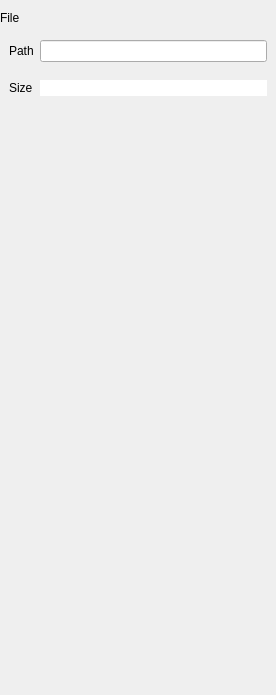
JotaRata/StarTrak-continued, file startrak-ui/qt/layouts/insp_file.ui: the form before one commit.
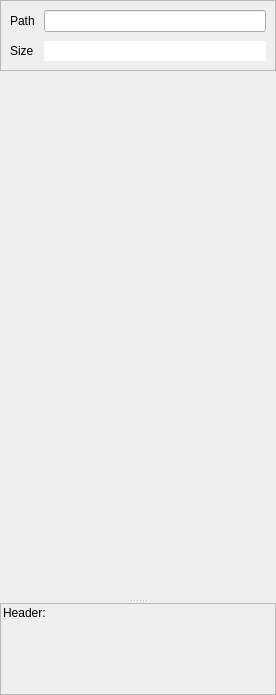
The form after the commit.

Commit message: Type label is now part of InspectorView rather than sub-inspectors Minor fixes

```diff
--- a/startrak-ui/qt/layouts/insp_file.ui
+++ b/startrak-ui/qt/layouts/insp_file.ui
@@ -14,36 +14,33 @@
    <string>Frame</string>
   </property>
   <property name="styleSheet">
-   <string notr="true">QFrame[objectName $= &quot;frame&quot;]{
-	background-color: rgba(255, 255, 255, 20);
-}
-
-QLabel {
-	background-color: rgba(0,0,0,0)
-}</string>
+   <string notr="true"/>
   </property>
   <layout class="QVBoxLayout" name="verticalLayout">
    <property name="leftMargin">
     <number>0</number>
    </property>
+   <property name="topMargin">
+    <number>0</number>
+   </property>
    <property name="rightMargin">
     <number>0</number>
    </property>
+   <property name="bottomMargin">
+    <number>0</number>
+   </property>
    <item>
-    <widget class="QLabel" name="type_label">
+    <widget class="QSplitter" name="splitter">
+     <property name="orientation">
+      <enum>Qt::Vertical</enum>
+     </property>
+     <widget class="QFrame" name="upper">
      <property name="sizePolicy">
-      <sizepolicy hsizetype="Preferred" vsizetype="Maximum">
+       <sizepolicy hsizetype="Preferred" vsizetype="Preferred">
        <horstretch>0</horstretch>
-       <verstretch>0</verstretch>
-      </sizepolicy>
-     </property>
-     <property name="text">
-      <string>File</string>
-     </property>
-    </widget>
-   </item>
-   <item>
-    <widget class="QFrame" name="content">
+        <verstretch>1</verstretch>
+       </sizepolicy>
+      </property>
      <property name="frameShape">
       <enum>QFrame::NoFrame</enum>
      </property>
@@ -60,26 +57,20 @@
       <property name="rightMargin">
        <number>0</number>
       </property>
-      <property name="bottomMargin">
-       <number>0</number>
-      </property>
       <item>
        <widget class="QFrame" name="file_frame">
-        <property name="sizePolicy">
-         <sizepolicy hsizetype="Preferred" vsizetype="Maximum">
-          <horstretch>0</horstretch>
-          <verstretch>0</verstretch>
-         </sizepolicy>
-        </property>
         <property name="frameShape">
-         <enum>QFrame::NoFrame</enum>
+          <enum>QFrame::StyledPanel</enum>
         </property>
         <property name="frameShadow">
-         <enum>QFrame::Plain</enum>
+          <enum>QFrame::Raised</enum>
         </property>
         <layout class="QFormLayout" name="formLayout">
+          <property name="horizontalSpacing">
+           <number>9</number>
+          </property>
          <property name="verticalSpacing">
-          <number>18</number>
+           <number>9</number>
          </property>
          <item row="0" column="0">
           <widget class="QLabel" name="label">
@@ -90,6 +81,9 @@
          </item>
          <item row="0" column="1">
           <widget class="QLineEdit" name="path_line">
+            <property name="frame">
+             <bool>true</bool>
+            </property>
            <property name="readOnly">
             <bool>true</bool>
            </property>
@@ -116,12 +110,63 @@
        </widget>
       </item>
       <item>
+        <spacer name="verticalSpacer">
+         <property name="orientation">
+          <enum>Qt::Vertical</enum>
+         </property>
+         <property name="sizeHint" stdset="0">
+          <size>
+           <width>20</width>
+           <height>40</height>
+          </size>
+         </property>
+        </spacer>
+       </item>
+      </layout>
+     </widget>
+     <widget class="QFrame" name="header_container">
+      <property name="frameShape">
+       <enum>QFrame::StyledPanel</enum>
+      </property>
+      <property name="frameShadow">
+       <enum>QFrame::Sunken</enum>
+      </property>
+      <layout class="QVBoxLayout" name="verticalLayout_3">
+       <property name="spacing">
+        <number>2</number>
+       </property>
+       <property name="leftMargin">
+        <number>2</number>
+       </property>
+       <property name="topMargin">
+        <number>2</number>
+       </property>
+       <property name="rightMargin">
+        <number>2</number>
+       </property>
+       <property name="bottomMargin">
+        <number>2</number>
+       </property>
+       <item>
+        <widget class="QLabel" name="label_3">
+         <property name="sizePolicy">
+          <sizepolicy hsizetype="Preferred" vsizetype="Maximum">
+           <horstretch>0</horstretch>
+           <verstretch>0</verstretch>
+          </sizepolicy>
+         </property>
+         <property name="text">
+          <string>Header:</string>
+         </property>
+        </widget>
+       </item>
+       <item>
        <widget class="QScrollArea" name="header_area">
-        <property name="frameShape">
-         <enum>QFrame::NoFrame</enum>
-        </property>
-        <property name="frameShadow">
-         <enum>QFrame::Plain</enum>
+         <property name="styleSheet">
+          <string notr="true">QScrollArea,
+QScrollArea QFrame{
+background-color: rgba(0,0,0,0)
+}</string>
         </property>
         <property name="widgetResizable">
          <bool>true</bool>
@@ -131,14 +176,15 @@
           <rect>
            <x>0</x>
            <y>0</y>
-           <width>276</width>
-           <height>571</height>
+            <width>268</width>
+            <height>68</height>
           </rect>
          </property>
         </widget>
        </widget>
       </item>
      </layout>
+     </widget>
     </widget>
    </item>
   </layout>
```
Lines whose indentation alone changed are shown as unchanged. The commit also changes 6 other files.
